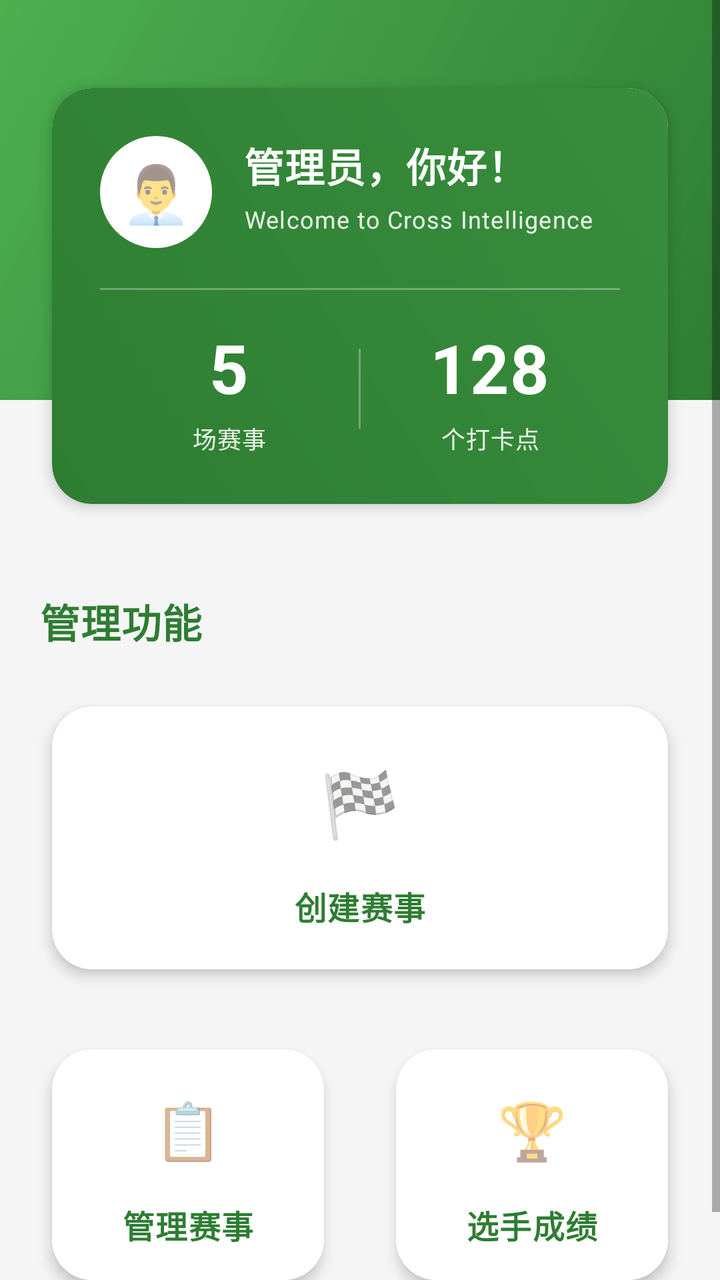
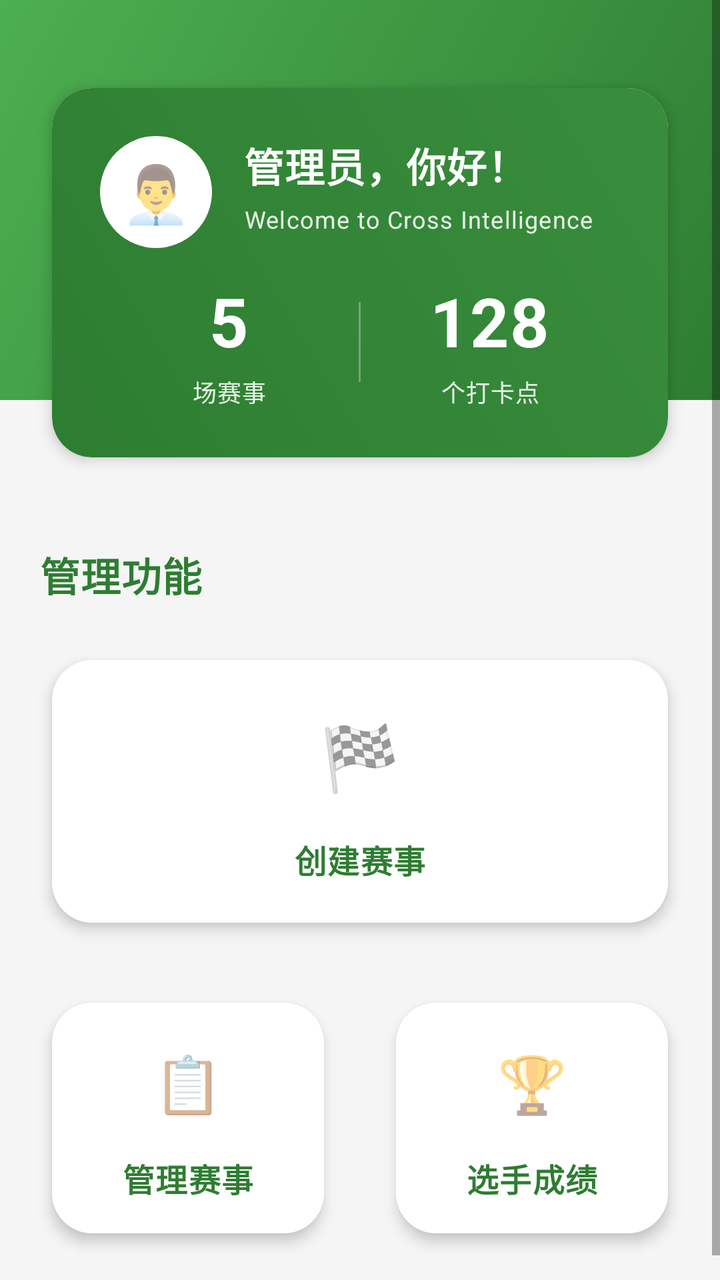

An Android layout rendered at two revisions. The XML below is the earlier revision; the diff shows what the commit changed to produce the second picture.
<!-- AndroidManifest.xml: application theme Theme.Cross_Intelligence -->
<!-- res/layout/activity_admin_main.xml -->
<?xml version="1.0" encoding="utf-8"?>
<ScrollView xmlns:android="http://schemas.android.com/apk/res/android"
    xmlns:app="http://schemas.android.com/apk/res-auto"
    android:layout_width="match_parent"
    android:layout_height="match_parent"
    android:background="#F5F5F5"
    android:fillViewport="true">

    <androidx.constraintlayout.widget.ConstraintLayout
        android:layout_width="match_parent"
        android:layout_height="wrap_content"
        android:paddingBottom="24dp">

        
        <View
            android:id="@+id/topBackground"
            android:layout_width="0dp"
            android:layout_height="200dp"
            android:background="@drawable/gradient_forest_background"
            app:layout_constraintEnd_toEndOf="parent"
            app:layout_constraintStart_toStartOf="parent"
            app:layout_constraintTop_toTopOf="parent" />

        
        <com.google.android.material.card.MaterialCardView
            android:id="@+id/cardWelcome"
            android:layout_width="0dp"
            android:layout_height="wrap_content"
            android:layout_marginStart="16dp"
            android:layout_marginTop="32dp"
            android:layout_marginEnd="16dp"
            app:cardCornerRadius="20dp"
            app:cardElevation="4dp"
            app:cardUseCompatPadding="true"
            app:layout_constraintEnd_toEndOf="parent"
            app:layout_constraintStart_toStartOf="parent"
            app:layout_constraintTop_toTopOf="parent">

            <androidx.constraintlayout.widget.ConstraintLayout
                android:layout_width="match_parent"
                android:layout_height="wrap_content"
                android:background="@drawable/card_welcome_background"
                android:padding="24dp">

                
                <TextView
                    android:id="@+id/ivWelcomeIcon"
                    android:layout_width="56dp"
                    android:layout_height="56dp"
                    android:background="@drawable/circle_background"
                    android:backgroundTint="@color/white"
                    android:gravity="center"
                    android:text="👨‍💼"
                    android:textSize="28sp"
                    android:contentDescription="欢迎"
                    app:layout_constraintStart_toStartOf="parent"
                    app:layout_constraintTop_toTopOf="parent" />

                
                <TextView
                    android:id="@+id/tvWelcomeTitle"
                    android:layout_width="0dp"
                    android:layout_height="wrap_content"
                    android:layout_marginStart="16dp"
                    android:text="管理员，你好！"
                    android:textAppearance="?attr/textAppearanceHeadline6"
                    android:textColor="@color/white"
                    android:textStyle="bold"
                    app:layout_constraintEnd_toEndOf="parent"
                    app:layout_constraintStart_toEndOf="@id/ivWelcomeIcon"
                    app:layout_constraintTop_toTopOf="@id/ivWelcomeIcon" />

                
                <TextView
                    android:id="@+id/tvWelcomeSubtitle"
                    android:layout_width="0dp"
                    android:layout_height="wrap_content"
                    android:layout_marginStart="16dp"
                    android:layout_marginTop="4dp"
                    android:text="Welcome to Cross Intelligence"
                    android:textAppearance="?attr/textAppearanceCaption"
                    android:textColor="#E0FFFFFF"
                    app:layout_constraintEnd_toEndOf="parent"
                    app:layout_constraintStart_toEndOf="@id/ivWelcomeIcon"
                    app:layout_constraintTop_toBottomOf="@id/tvWelcomeTitle" />

                
                <View
                    android:id="@+id/divider"
                    android:layout_width="0dp"
                    android:layout_height="1dp"
                    android:layout_marginTop="20dp"
                    android:alpha="0.3"
                    android:background="@color/white"
                    app:layout_constraintEnd_toEndOf="parent"
                    app:layout_constraintStart_toStartOf="parent"
                    app:layout_constraintTop_toBottomOf="@id/ivWelcomeIcon" />

                
                <LinearLayout
                    android:layout_width="0dp"
                    android:layout_height="wrap_content"
                    android:layout_marginTop="16dp"
                    android:gravity="center"
                    android:orientation="horizontal"
                    app:layout_constraintEnd_toEndOf="parent"
                    app:layout_constraintStart_toStartOf="parent"
                    app:layout_constraintTop_toBottomOf="@id/divider">

                    
                    <LinearLayout
                        android:layout_width="0dp"
                        android:layout_height="wrap_content"
                        android:layout_weight="1"
                        android:gravity="center"
                        android:orientation="vertical">

                        <TextView
                            android:id="@+id/tvRaceCount"
                            android:layout_width="wrap_content"
                            android:layout_height="wrap_content"
                            android:text="5"
                            android:textAppearance="?attr/textAppearanceHeadline4"
                            android:textColor="@color/white"
                            android:textStyle="bold" />

                        <TextView
                            android:layout_width="wrap_content"
                            android:layout_height="wrap_content"
                            android:layout_marginTop="4dp"
                            android:text="场赛事"
                            android:textAppearance="?attr/textAppearanceCaption"
                            android:textColor="#E0FFFFFF" />
                    </LinearLayout>

                    
                    <View
                        android:layout_width="1dp"
                        android:layout_height="40dp"
                        android:alpha="0.3"
                        android:background="@color/white" />

                    
                    <LinearLayout
                        android:layout_width="0dp"
                        android:layout_height="wrap_content"
                        android:layout_weight="1"
                        android:gravity="center"
                        android:orientation="vertical">

                        <TextView
                            android:id="@+id/tvCheckpointCount"
                            android:layout_width="wrap_content"
                            android:layout_height="wrap_content"
                            android:text="128"
                            android:textAppearance="?attr/textAppearanceHeadline4"
                            android:textColor="@color/white"
                            android:textStyle="bold" />

                        <TextView
                            android:layout_width="wrap_content"
                            android:layout_height="wrap_content"
                            android:layout_marginTop="4dp"
                            android:text="个打卡点"
                            android:textAppearance="?attr/textAppearanceCaption"
                            android:textColor="#E0FFFFFF" />
                    </LinearLayout>

                </LinearLayout>

            </androidx.constraintlayout.widget.ConstraintLayout>

        </com.google.android.material.card.MaterialCardView>

        
        <TextView
            android:id="@+id/tvFunctionsTitle"
            android:layout_width="wrap_content"
            android:layout_height="wrap_content"
            android:layout_marginStart="20dp"
            android:layout_marginTop="32dp"
            android:text="管理功能"
            android:textAppearance="?attr/textAppearanceHeadline6"
            android:textColor="@color/forest_green"
            android:textStyle="bold"
            app:layout_constraintStart_toStartOf="parent"
            app:layout_constraintTop_toBottomOf="@id/cardWelcome" />

        
        <androidx.constraintlayout.widget.ConstraintLayout
            android:id="@+id/gridFunctions"
            android:layout_width="0dp"
            android:layout_height="wrap_content"
            android:layout_marginStart="16dp"
            android:layout_marginTop="16dp"
            android:layout_marginEnd="16dp"
            android:clipChildren="false"
            android:clipToPadding="false"
            app:layout_constraintEnd_toEndOf="parent"
            app:layout_constraintStart_toStartOf="parent"
            app:layout_constraintTop_toBottomOf="@id/tvFunctionsTitle">

            
            <com.google.android.material.card.MaterialCardView
                android:id="@+id/cardCreateRace"
                android:layout_width="0dp"
                android:layout_height="wrap_content"
                android:clickable="true"
                android:focusable="true"
                android:foreground="?attr/selectableItemBackground"
                app:cardCornerRadius="20dp"
                app:cardElevation="4dp"
                app:cardUseCompatPadding="true"
                app:layout_constraintEnd_toEndOf="parent"
                app:layout_constraintStart_toStartOf="parent"
                app:layout_constraintTop_toTopOf="parent">

                <androidx.constraintlayout.widget.ConstraintLayout
                    android:layout_width="match_parent"
                    android:layout_height="match_parent"
                    android:background="@drawable/card_function_background"
                    android:padding="20dp">

                    
                    <TextView
                        android:id="@+id/ivCreateRace"
                        android:layout_width="56dp"
                        android:layout_height="56dp"
                        android:background="@drawable/circle_background"
                        android:backgroundTint="@color/white"
                        android:gravity="center"
                        android:text="🏁"
                        android:textSize="32sp"
                        android:contentDescription="创建赛事"
                        app:layout_constraintEnd_toEndOf="parent"
                        app:layout_constraintStart_toStartOf="parent"
                        app:layout_constraintTop_toTopOf="parent"
                        app:layout_constraintBottom_toTopOf="@id/tvCreateRace"
                        app:layout_constraintVertical_chainStyle="packed" />

                    
                    <TextView
                        android:id="@+id/tvCreateRace"
                        android:layout_width="wrap_content"
                        android:layout_height="wrap_content"
                        android:layout_marginTop="12dp"
                        android:text="创建赛事"
                        android:textAppearance="?attr/textAppearanceBody1"
                        android:textColor="@color/forest_green"
                        android:textStyle="bold"
                        app:layout_constraintEnd_toEndOf="parent"
                        app:layout_constraintStart_toStartOf="parent"
                        app:layout_constraintTop_toBottomOf="@id/ivCreateRace"
                        app:layout_constraintBottom_toBottomOf="parent" />

                </androidx.constraintlayout.widget.ConstraintLayout>

            </com.google.android.material.card.MaterialCardView>

            
            
            <com.google.android.material.card.MaterialCardView
                android:id="@+id/cardViewRaces"
                android:layout_width="0dp"
                android:layout_height="wrap_content"
                android:layout_marginTop="16dp"
                android:layout_marginEnd="8dp"
                android:clickable="true"
                android:focusable="true"
                android:foreground="?attr/selectableItemBackground"
                app:cardCornerRadius="20dp"
                app:cardElevation="4dp"
                app:cardUseCompatPadding="true"
                app:layout_constraintEnd_toStartOf="@id/cardPlayerRanking"
                app:layout_constraintStart_toStartOf="parent"
                app:layout_constraintTop_toBottomOf="@id/cardCreateRace">

                <androidx.constraintlayout.widget.ConstraintLayout
                    android:layout_width="match_parent"
                    android:layout_height="match_parent"
                    android:background="@drawable/card_function_background"
                    android:padding="16dp">

                    
                    <TextView
                        android:id="@+id/ivViewRaces"
                        android:layout_width="48dp"
                        android:layout_height="48dp"
                        android:background="@drawable/circle_background"
                        android:backgroundTint="@color/white"
                        android:gravity="center"
                        android:text="📋"
                        android:textSize="28sp"
                        android:contentDescription="管理赛事"
                        app:layout_constraintEnd_toEndOf="parent"
                        app:layout_constraintStart_toStartOf="parent"
                        app:layout_constraintTop_toTopOf="parent"
                        app:layout_constraintBottom_toTopOf="@id/tvViewRaces"
                        app:layout_constraintVertical_chainStyle="packed" />

                    
                    <TextView
                        android:id="@+id/tvViewRaces"
                        android:layout_width="wrap_content"
                        android:layout_height="wrap_content"
                        android:layout_marginTop="12dp"
                        android:text="管理赛事"
                        android:textAppearance="?attr/textAppearanceBody1"
                        android:textColor="@color/forest_green"
                        android:textStyle="bold"
                        app:layout_constraintEnd_toEndOf="parent"
                        app:layout_constraintStart_toStartOf="parent"
                        app:layout_constraintTop_toBottomOf="@id/ivViewRaces"
                        app:layout_constraintBottom_toBottomOf="parent" />

                </androidx.constraintlayout.widget.ConstraintLayout>

            </com.google.android.material.card.MaterialCardView>

            
            <com.google.android.material.card.MaterialCardView
                android:id="@+id/cardPlayerRanking"
                android:layout_width="0dp"
                android:layout_height="wrap_content"
                android:layout_marginStart="8dp"
                android:layout_marginTop="16dp"
                android:clickable="true"
                android:focusable="true"
                android:foreground="?attr/selectableItemBackground"
                app:cardCornerRadius="20dp"
                app:cardElevation="4dp"
                app:cardUseCompatPadding="true"
                app:layout_constraintEnd_toEndOf="parent"
                app:layout_constraintStart_toEndOf="@id/cardViewRaces"
                app:layout_constraintTop_toBottomOf="@id/cardCreateRace">

                <androidx.constraintlayout.widget.ConstraintLayout
                    android:layout_width="match_parent"
                    android:layout_height="match_parent"
                    android:background="@drawable/card_function_background"
                    android:padding="16dp">

                    
                    <TextView
                        android:id="@+id/ivPlayerRanking"
                        android:layout_width="48dp"
                        android:layout_height="48dp"
                        android:background="@drawable/circle_background"
                        android:backgroundTint="@color/white"
                        android:gravity="center"
                        android:text="🏆"
                        android:textSize="28sp"
                        android:contentDescription="选手成绩"
                        app:layout_constraintEnd_toEndOf="parent"
                        app:layout_constraintStart_toStartOf="parent"
                        app:layout_constraintTop_toTopOf="parent"
                        app:layout_constraintBottom_toTopOf="@id/tvPlayerRanking"
                        app:layout_constraintVertical_chainStyle="packed" />

                    
                    <TextView
                        android:id="@+id/tvPlayerRanking"
                        android:layout_width="wrap_content"
                        android:layout_height="wrap_content"
                        android:layout_marginTop="12dp"
                        android:text="选手成绩"
                        android:textAppearance="?attr/textAppearanceBody1"
                        android:textColor="@color/forest_green"
                        android:textStyle="bold"
                        app:layout_constraintEnd_toEndOf="parent"
                        app:layout_constraintStart_toStartOf="parent"
                        app:layout_constraintTop_toBottomOf="@id/ivPlayerRanking"
                        app:layout_constraintBottom_toBottomOf="parent" />

                </androidx.constraintlayout.widget.ConstraintLayout>

            </com.google.android.material.card.MaterialCardView>

        </androidx.constraintlayout.widget.ConstraintLayout>

    </androidx.constraintlayout.widget.ConstraintLayout>

</ScrollView>
<!-- resources referenced by this layout -->
<resources>
  <color name="forest_green">#2E7D32</color>
  <color name="white">#FFFFFFFF</color>
  <!-- drawable card_function_background (drawable) -->
  <?xml version="1.0" encoding="utf-8"?>
  <shape xmlns:android="http://schemas.android.com/apk/res/android">
      <solid android:color="@color/white" />
      <corners android:radius="20dp" />
  </shape>
  <!-- drawable card_welcome_background (drawable) -->
  <?xml version="1.0" encoding="utf-8"?>
  <shape xmlns:android="http://schemas.android.com/apk/res/android">
      <gradient
          android:angle="45"
          android:endColor="#388E3C"
          android:startColor="#2E7D32"
          android:type="linear" />
      <corners android:radius="20dp" />
  </shape>
  <!-- drawable circle_background (drawable) -->
  <?xml version="1.0" encoding="utf-8"?>
  <shape xmlns:android="http://schemas.android.com/apk/res/android"
      android:shape="oval">
      <solid android:color="?attr/colorPrimary" />
  </shape>
  <!-- drawable gradient_forest_background (drawable) -->
  <?xml version="1.0" encoding="utf-8"?>
  <shape xmlns:android="http://schemas.android.com/apk/res/android">
      <gradient
          android:angle="135"
          android:endColor="#4CAF50"
          android:startColor="#2E7D32"
          android:type="linear" />
  </shape>
  <style name="Theme.Cross_Intelligence" parent="Theme.MaterialComponents.DayNight.NoActionBar">
          
          <item name="colorPrimary">@color/forest_green</item>
          <item name="colorPrimaryVariant">@color/forest_green_light</item>
          <item name="colorOnPrimary">@color/white</item>
          
          <item name="colorSecondary">@color/trail_orange</item>
          <item name="colorSecondaryVariant">@color/trail_orange_light</item>
          <item name="colorOnSecondary">@color/black</item>
          
          <item name="android:statusBarColor">?attr/colorPrimaryVariant</item>
          
      </style>
  <color name="forest_green_light">#4CAF50</color>
  <color name="trail_orange">#FF6F00</color>
  <color name="trail_orange_light">#FFA726</color>
  <color name="black">#FF000000</color>
</resources>

<!-- the commit's change to res/layout/activity_admin_main.xml (unified diff, before → after) -->
@@ -1,6 +1,7 @@
 <?xml version="1.0" encoding="utf-8"?>
 <ScrollView xmlns:android="http://schemas.android.com/apk/res/android"
     xmlns:app="http://schemas.android.com/apk/res-auto"
+    xmlns:tools="http://schemas.android.com/tools"
     android:layout_width="match_parent"
     android:layout_height="match_parent"
     android:background="#F5F5F5"
@@ -49,10 +50,10 @@
                     android:layout_height="56dp"
                     android:background="@drawable/circle_background"
                     android:backgroundTint="@color/white"
+                    android:contentDescription="欢迎"
                     android:gravity="center"
                     android:text="👨‍💼"
                     android:textSize="28sp"
-                    android:contentDescription="欢迎"
                     app:layout_constraintStart_toStartOf="parent"
                     app:layout_constraintTop_toTopOf="parent" />
 
@@ -62,6 +63,7 @@
                     android:layout_width="0dp"
                     android:layout_height="wrap_content"
                     android:layout_marginStart="16dp"
+                    android:layout_marginEnd="16dp"
                     android:text="管理员，你好！"
                     android:textAppearance="?attr/textAppearanceHeadline6"
                     android:textColor="@color/white"
@@ -85,27 +87,15 @@
                     app:layout_constraintTop_toBottomOf="@id/tvWelcomeTitle" />
 
                 
-                <View
-                    android:id="@+id/divider"
-                    android:layout_width="0dp"
-                    android:layout_height="1dp"
-                    android:layout_marginTop="20dp"
-                    android:alpha="0.3"
-                    android:background="@color/white"
-                    app:layout_constraintEnd_toEndOf="parent"
-                    app:layout_constraintStart_toStartOf="parent"
-                    app:layout_constraintTop_toBottomOf="@id/ivWelcomeIcon" />
-
-                
                 <LinearLayout
                     android:layout_width="0dp"
                     android:layout_height="wrap_content"
-                    android:layout_marginTop="16dp"
+                    android:layout_marginTop="20dp"
                     android:gravity="center"
                     android:orientation="horizontal"
                     app:layout_constraintEnd_toEndOf="parent"
                     app:layout_constraintStart_toStartOf="parent"
-                    app:layout_constraintTop_toBottomOf="@id/divider">
+                    app:layout_constraintTop_toBottomOf="@id/tvWelcomeSubtitle">
 
                     
                     <LinearLayout
@@ -181,7 +171,7 @@
             android:layout_marginTop="32dp"
             android:text="管理功能"
             android:textAppearance="?attr/textAppearanceHeadline6"
-            android:textColor="@color/forest_green"
+            android:textColor="#2E7D32"
             android:textStyle="bold"
             app:layout_constraintStart_toStartOf="parent"
             app:layout_constraintTop_toBottomOf="@id/cardWelcome" />
@@ -246,7 +236,7 @@
                         android:layout_marginTop="12dp"
                         android:text="创建赛事"
                         android:textAppearance="?attr/textAppearanceBody1"
-                        android:textColor="@color/forest_green"
+                        android:textColor="#2E7D32"
                         android:textStyle="bold"
                         app:layout_constraintEnd_toEndOf="parent"
                         app:layout_constraintStart_toStartOf="parent"
@@ -306,7 +296,7 @@
                         android:layout_marginTop="12dp"
                         android:text="管理赛事"
                         android:textAppearance="?attr/textAppearanceBody1"
-                        android:textColor="@color/forest_green"
+                        android:textColor="#2E7D32"
                         android:textStyle="bold"
                         app:layout_constraintEnd_toEndOf="parent"
                         app:layout_constraintStart_toStartOf="parent"
@@ -365,7 +355,7 @@
                         android:layout_marginTop="12dp"
                         android:text="选手成绩"
                         android:textAppearance="?attr/textAppearanceBody1"
-                        android:textColor="@color/forest_green"
+                        android:textColor="#2E7D32"
                         android:textStyle="bold"
                         app:layout_constraintEnd_toEndOf="parent"
                         app:layout_constraintStart_toStartOf="parent"
<!-- resource entries referenced after the edit -->
@@ -1,6 +1,6 @@
 <!-- resources referenced by this layout -->
 <resources>
-  <color name="forest_green">#2E7D32</color>
+  <color name="forest_green">#4CAF50</color>
   <color name="white">#FFFFFFFF</color>
   <!-- drawable card_function_background (drawable) -->
   <?xml version="1.0" encoding="utf-8"?>
@@ -46,7 +46,7 @@
           <item name="android:statusBarColor">?attr/colorPrimaryVariant</item>
           
       </style>
-  <color name="forest_green_light">#4CAF50</color>
+  <color name="forest_green_light">#66BB6A</color>
   <color name="trail_orange">#FF6F00</color>
   <color name="trail_orange_light">#FFA726</color>
   <color name="black">#FF000000</color>
